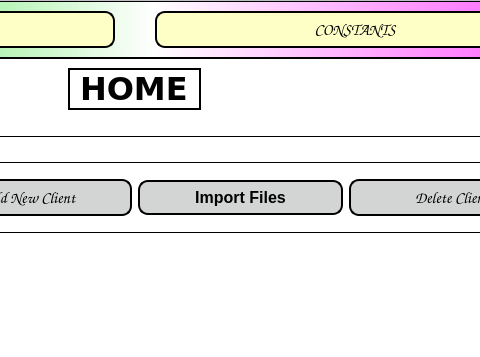
Before: the Qt Designer form app/gui/resources/main_window.ui in JasonLaux/DC-Boxjelly, drawn with Qt 5; both pictures show x 297 to 777 and y 0 to 357 of the 863 by 687 pixel window.
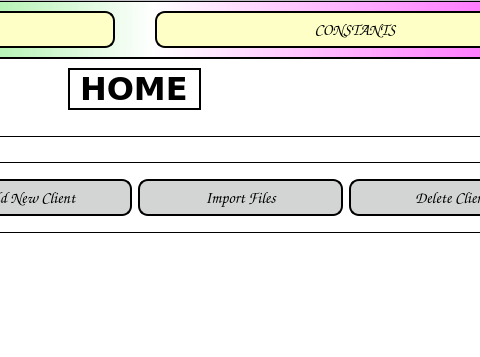
After: the same form once the commit is applied.

Commit message: Edited button font

```diff
--- a/app/gui/resources/main_window.ui
+++ b/app/gui/resources/main_window.ui
@@ -695,6 +695,15 @@
                 </item>
                 <item>
                  <widget class="QPushButton" name="importFilesButton">
+                  <property name="font">
+                   <font>
+                    <family>Comic Sans MS</family>
+                    <pointsize>-1</pointsize>
+                    <weight>75</weight>
+                    <italic>false</italic>
+                    <bold>true</bold>
+                   </font>
+                  </property>
                   <property name="styleSheet">
                    <string notr="true">QPushButton{
 background-color: rgb(211, 213, 213);
```
